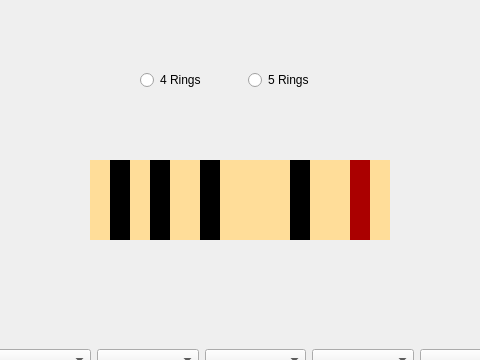
This is mainwindow.ui in phems/ResistorColorCode as Qt 5 draws it before an edit; both pictures show x 150 to 630 and y 0 to 360 of the 800 by 600 pixel window. The edited form follows.
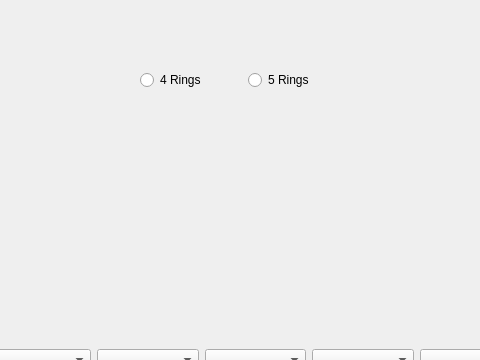
This is the edited form.

The edit to the form file:
```diff
--- a/mainwindow.ui
+++ b/mainwindow.ui
@@ -67,106 +67,6 @@
      </item>
     </layout>
    </widget>
-   <widget class="QLabel" name="rBody">
-    <property name="geometry">
-     <rect>
-      <x>240</x>
-      <y>160</y>
-      <width>300</width>
-      <height>80</height>
-     </rect>
-    </property>
-    <property name="styleSheet">
-     <string notr="true">background-color: rgb(255, 246, 175);
-background-color: rgb(255, 221, 153);</string>
-    </property>
-    <property name="text">
-     <string/>
-    </property>
-    <property name="alignment">
-     <set>Qt::AlignmentFlag::AlignCenter</set>
-    </property>
-   </widget>
-   <widget class="QLabel" name="r1">
-    <property name="geometry">
-     <rect>
-      <x>260</x>
-      <y>160</y>
-      <width>20</width>
-      <height>80</height>
-     </rect>
-    </property>
-    <property name="styleSheet">
-     <string notr="true">background-color: rgb(0, 0, 0);</string>
-    </property>
-    <property name="text">
-     <string/>
-    </property>
-   </widget>
-   <widget class="QLabel" name="r2">
-    <property name="geometry">
-     <rect>
-      <x>300</x>
-      <y>160</y>
-      <width>20</width>
-      <height>80</height>
-     </rect>
-    </property>
-    <property name="styleSheet">
-     <string notr="true">background-color: rgb(0, 0, 0);</string>
-    </property>
-    <property name="text">
-     <string/>
-    </property>
-   </widget>
-   <widget class="QLabel" name="r3">
-    <property name="geometry">
-     <rect>
-      <x>350</x>
-      <y>160</y>
-      <width>20</width>
-      <height>80</height>
-     </rect>
-    </property>
-    <property name="styleSheet">
-     <string notr="true">background-color: rgb(0, 0, 0);</string>
-    </property>
-    <property name="text">
-     <string/>
-    </property>
-   </widget>
-   <widget class="QLabel" name="r4">
-    <property name="geometry">
-     <rect>
-      <x>440</x>
-      <y>160</y>
-      <width>20</width>
-      <height>80</height>
-     </rect>
-    </property>
-    <property name="styleSheet">
-     <string notr="true">background-color: rgb(0, 0, 0);</string>
-    </property>
-    <property name="text">
-     <string/>
-    </property>
-   </widget>
-   <widget class="QLabel" name="r5">
-    <property name="geometry">
-     <rect>
-      <x>500</x>
-      <y>160</y>
-      <width>20</width>
-      <height>80</height>
-     </rect>
-    </property>
-    <property name="styleSheet">
-     <string notr="true">background-color: rgb(170, 0, 0);</string>
-    </property>
-    <property name="text">
-     <string/>
-    </property>
-   </widget>
    <widget class="QLabel" name="label">
     <property name="geometry">
      <rect>
```
